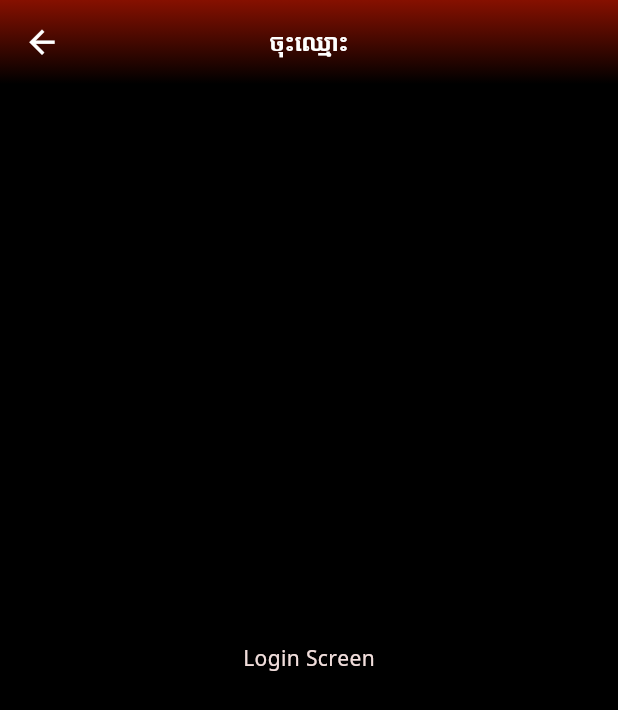
After one commit to leangsengLy/Legend_Cinema, a Flutter app: the Account screen opened directly, after a tap on "ចុះឈ្មោះ", on a phone screen of 412 x 824 dp. The commit adds this screen. Shown: the top 710 px of the screen. Run offline on Flutter 3.47's test engine with Material 3 defaults, Android fonts, the phone set to English and light mode, and no system bars; our stand-ins replace carousel_slider, flutter_riverpod, gradient_borders; missing offline and left inert: dart:ffi.

Commit message:
add Login screen and integrate navigation from Account screen

```diff
--- /dev/null
+++ b/legend_cinema/lib/Screen/Login/login.dart
@@ -0,0 +1,16 @@
+import 'package:flutter/material.dart';
+
+class Login extends StatefulWidget {
+  const Login({super.key});
+  @override
+  State<Login> createState() => _LoginState();
+}
+
+class _LoginState extends State<Login> {
+  @override
+  Widget build(BuildContext context) {
+    return const Center(
+      child: Text("Login Screen"),
+    );
+  }
+}
--- a/legend_cinema/lib/Screen/more/account.dart
+++ b/legend_cinema/lib/Screen/more/account.dart
@@ -9,6 +9,7 @@ import 'package:legend_cinema/Component/Provider/translate/country.dart';
 import 'package:legend_cinema/Pages/news.dart';
 import 'package:legend_cinema/Pages/privacy.dart';
 import 'package:legend_cinema/Pages/term_condition.dart';
+import 'package:legend_cinema/Screen/Login/login.dart';
 import 'package:legend_cinema/appLocalizations.dart';
 
 class Account extends ConsumerStatefulWidget {
@@ -89,6 +90,31 @@ class AccountState extends ConsumerState<Account> {
             DefaultScreenBackground(
           title: title,
           content: contentTab!,
+        ),
+        transitionsBuilder: (context, animation, secondaryAnimation, child) {
+          var begin = const Offset(1.0, 0.0);
+          var end = Offset.zero;
+          var curve = Curves.ease;
+          var tween =
+              Tween(begin: begin, end: end).chain(CurveTween(curve: curve));
+          return SlideTransition(
+            position: animation.drive(tween),
+            child: child,
+          );
+        },
+      ),
+    );
+  }
+
+  void onClickButtonLoginOrSignUp(String type) {
+    print("Login or Sign Up");
+    Navigator.push(
+      context,
+      PageRouteBuilder(
+        pageBuilder: (context, animation, secondaryAnimation) =>
+            DefaultScreenBackground(
+          content: Login(),
+          title: type,
         ),
         transitionsBuilder: (context, animation, secondaryAnimation, child) {
           var begin = const Offset(1.0, 0.0);
@@ -216,11 +242,14 @@ class AccountState extends ConsumerState<Account> {
                             ),
                           ),
                           const SizedBox(width: 10),
-                          Text(
+                          GestureDetector(
+                            onTap: () => onClickButtonLoginOrSignUp("login"),
+                            child: Text(
                               AppLocalizations.of(context)!.translate("login"),
                               style: const TextStyle(
                                 color: Colors.white,
                                 fontWeight: FontWeight.bold,
+                              ),
                             ),
                           )
                         ],
@@ -262,11 +291,14 @@ class AccountState extends ConsumerState<Account> {
                             ),
                           ),
                           const SizedBox(width: 10),
-                          Text(
+                          GestureDetector(
+                            onTap: () => onClickButtonLoginOrSignUp("signup"),
+                            child: Text(
                               AppLocalizations.of(context)!.translate("signup"),
                               style: const TextStyle(
                                 color: Colors.white,
                                 fontWeight: FontWeight.bold,
+                              ),
                             ),
                           )
                         ],
```
Lines whose indentation alone changed are shown as unchanged.
